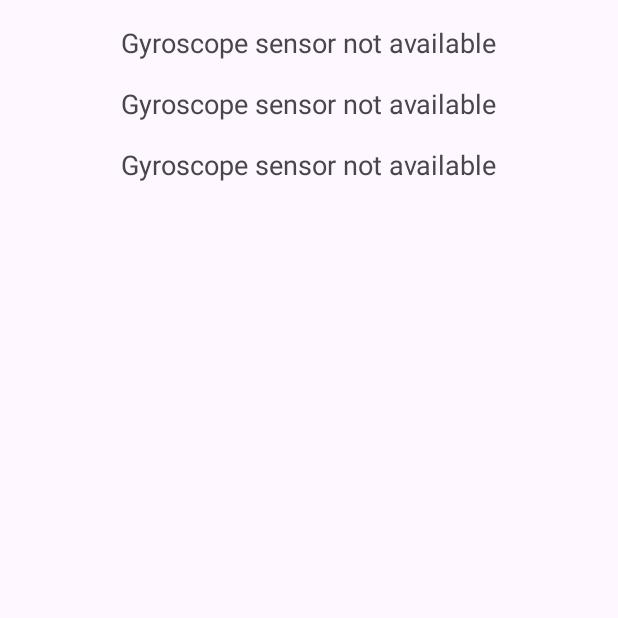
After one commit to ducanhizme/SpaceCraft, an Android app: the FinalActivity screen opened directly, with no data from a screen before it, on a phone screen of 412 x 824 dp, the top half of it. The commit adds this screen. Run offline under Robolectric (Android 15) with nearby library versions, the phone set to English and light mode, and no system bars.

Commit message:
done app

```diff
--- a/app/src/main/AndroidManifest.xml
+++ b/app/src/main/AndroidManifest.xml
@@ -18,9 +18,14 @@
         android:supportsRtl="true"
         android:theme="@style/Theme.SpaceCraft"
         tools:targetApi="31">
+        <activity
+            android:name=".activities.FinalActivity"
+            android:exported="false" />
+
         <meta-data
             android:name="com.google.android.gms.version"
             android:value="@integer/google_play_services_version" />
+
         <activity
             android:name=".activities.GameActivity"
             android:exported="false"
--- /dev/null
+++ b/app/src/main/java/com/example/spacecraft/activities/FinalActivity.java
@@ -0,0 +1,66 @@
+package com.example.spacecraft.activities;
+
+import android.hardware.Sensor;
+import android.hardware.SensorEvent;
+import android.hardware.SensorEventListener;
+import android.hardware.SensorManager;
+import android.os.Bundle;
+import android.widget.TextView;
+
+import androidx.appcompat.app.AppCompatActivity;
+
+import com.example.spacecraft.R;
+import com.example.spacecraft.databinding.ActivityFinalBinding;
+
+public class FinalActivity extends AppCompatActivity implements SensorEventListener {
+    private ActivityFinalBinding binding;
+    private SensorManager sensorManager;
+    private Sensor gyroscopeSensor;
+
+    @Override
+    protected void onCreate(Bundle savedInstanceState) {
+        super.onCreate(savedInstanceState);
+        binding = ActivityFinalBinding.inflate(getLayoutInflater());
+        setContentView(binding.getRoot());
+        sensorManager = (SensorManager) getSystemService(SENSOR_SERVICE);
+        gyroscopeSensor = sensorManager.getDefaultSensor(Sensor.TYPE_GYROSCOPE);
+
+        if (gyroscopeSensor == null) {
+            binding.gyroX.setText("Gyroscope sensor not available");
+            binding.gyroY.setText("Gyroscope sensor not available");
+            binding.gyroZ.setText("Gyroscope sensor not available");
+
+        }
+    }
+
+    @Override
+    protected void onResume() {
+        super.onResume();
+        if (gyroscopeSensor != null) {
+            sensorManager.registerListener(this, gyroscopeSensor, SensorManager.SENSOR_DELAY_NORMAL);
+        }
+    }
+
+    @Override
+    protected void onPause() {
+        super.onPause();
+        if (gyroscopeSensor != null) {
+            sensorManager.unregisterListener(this);
+        }
+    }
+
+    @Override
+    public void onSensorChanged(SensorEvent event) {
+        if (event.sensor.getType() == Sensor.TYPE_GYROSCOPE) {
+            binding.gyroX.setText("X: " + event.values[0]);
+            binding.gyroY.setText("Y: " + event.values[1]);
+            binding.gyroZ.setText("Z: " + event.values[2]);
+
+        }
+    }
+
+    @Override
+    public void onAccuracyChanged(Sensor sensor, int accuracy) {
+        // Do nothing
+    }
+}
--- a/app/src/main/java/com/example/spacecraft/activities/MainActivity.java
+++ b/app/src/main/java/com/example/spacecraft/activities/MainActivity.java
@@ -58,6 +58,7 @@ public class MainActivity extends AppCompatActivity {
         binding.playBtn.setOnClickListener(v -> startGameActivity());
         binding.profileBtn.setOnClickListener(v -> showProfileDialog(true));
         binding.heightScoreBtn.setOnClickListener(v -> showHeightScoreDialog());
+        binding.finalExamBtn.setOnClickListener(v-> startActivity( new Intent(this, FinalActivity.class)));
     }
 
     private void showHeightScoreDialog() {
--- /dev/null
+++ b/app/src/main/res/layout/activity_final.xml
@@ -0,0 +1,42 @@
+<androidx.constraintlayout.widget.ConstraintLayout xmlns:android="http://schemas.android.com/apk/res/android"
+    xmlns:tools="http://schemas.android.com/tools"
+    xmlns:app="http://schemas.android.com/apk/res-auto"
+    android:id="@+id/main"
+    android:layout_width="match_parent"
+    android:layout_height="match_parent"
+    tools:context=".activities.FinalActivity">
+
+    <TextView
+        android:id="@+id/gyroX"
+        android:layout_width="wrap_content"
+        android:layout_height="wrap_content"
+        android:text="X: "
+        android:textSize="18sp"
+        android:layout_marginTop="16dp"
+        app:layout_constraintTop_toTopOf="parent"
+        app:layout_constraintStart_toStartOf="parent"
+        app:layout_constraintEnd_toEndOf="parent"/>
+
+    <TextView
+        android:id="@+id/gyroY"
+        android:layout_width="wrap_content"
+        android:layout_height="wrap_content"
+        android:text="Y: "
+        android:textSize="18sp"
+        android:layout_marginTop="16dp"
+        app:layout_constraintTop_toBottomOf="@id/gyroX"
+        app:layout_constraintStart_toStartOf="parent"
+        app:layout_constraintEnd_toEndOf="parent"/>
+
+    <TextView
+        android:id="@+id/gyroZ"
+        android:layout_width="wrap_content"
+        android:layout_height="wrap_content"
+        android:text="Z: "
+        android:textSize="18sp"
+        android:layout_marginTop="16dp"
+        app:layout_constraintTop_toBottomOf="@id/gyroY"
+        app:layout_constraintStart_toStartOf="parent"
+        app:layout_constraintEnd_toEndOf="parent"/>
+
+</androidx.constraintlayout.widget.ConstraintLayout>
--- a/app/src/main/res/values/strings.xml
+++ b/app/src/main/res/values/strings.xml
@@ -26,4 +26,5 @@
     <string name="profile_name">Profile name</string>
     <string name="_1">1</string>
     <string name="you_did_nt_connect_to_global_competition_yet">You did\'nt connect to global competition yet</string>
+    <string name="final_exam">Final Exam</string>
 </resources>
```
Also changed, not shown: app/src/main/res/layout/activity_main.xml (+10 -0 lines).
